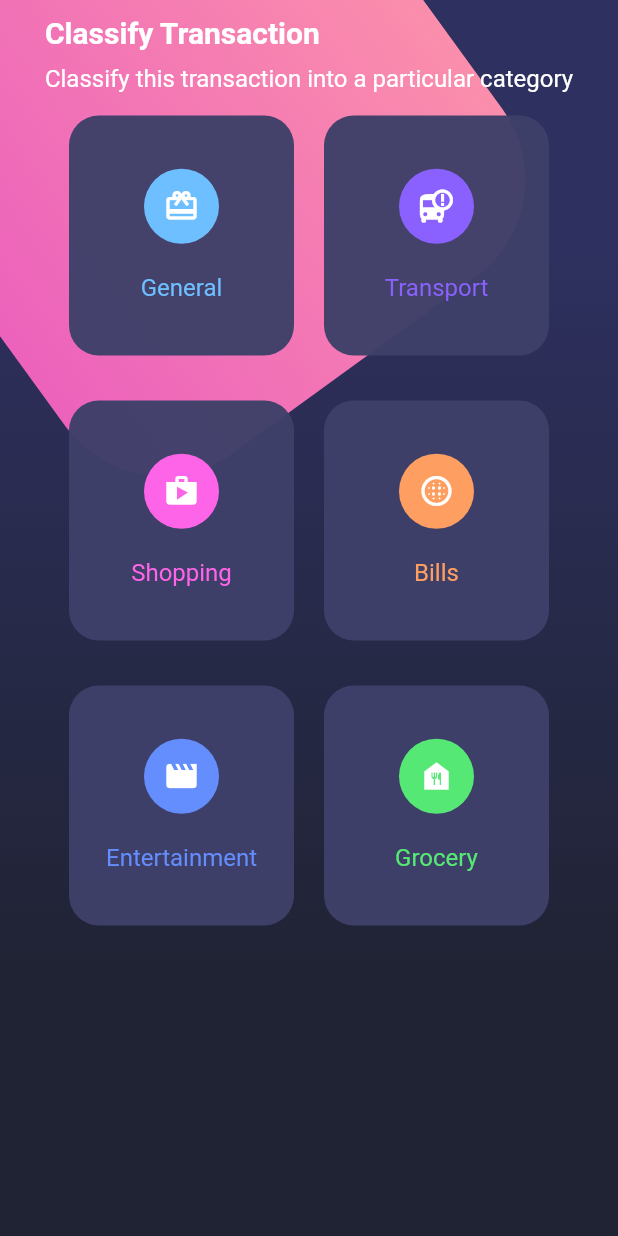
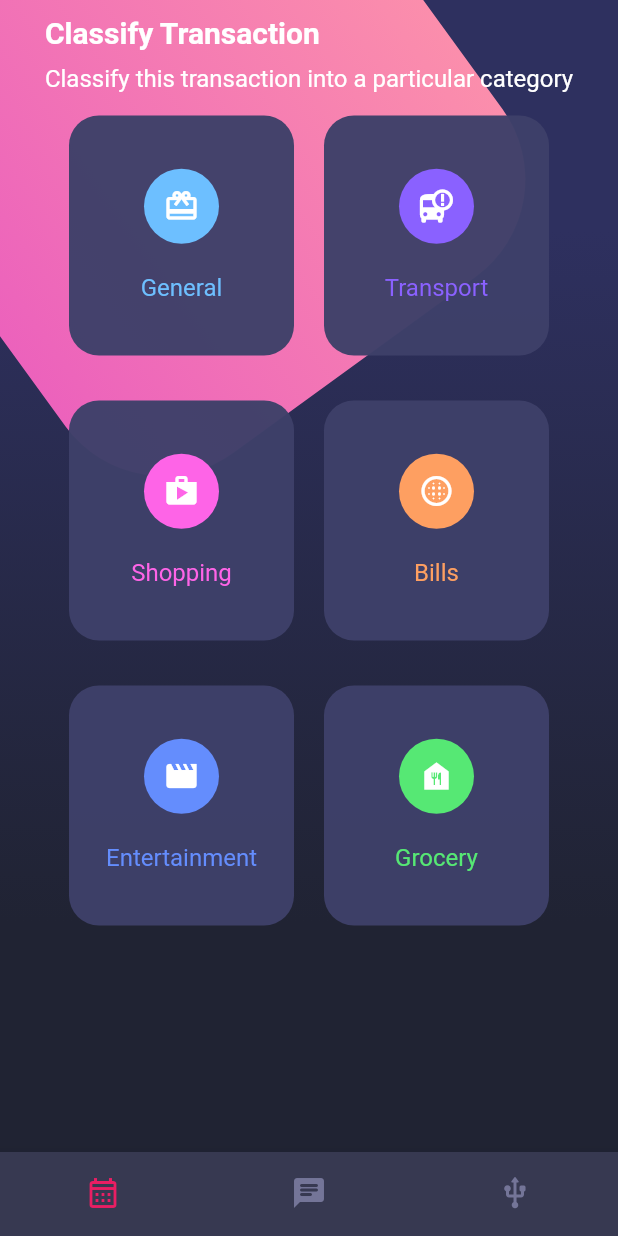
Before and after one commit to eivanphils/flutter-design, a Flutter app: the screen it shows after launch, on a phone screen of 412 x 824 dp. Run offline on Flutter 3.47's test engine with Material 2 defaults, Android fonts, the light colour scheme and no system bars.

Commit message:
Agregada barra de navegacion personalizada

```diff
--- a/lib/screens/home_screen.dart
+++ b/lib/screens/home_screen.dart
@@ -14,6 +14,7 @@ class HomeScreen extends StatelessWidget {
         // HomeBody
         _HomeBody()
       ]),
+      bottomNavigationBar: const CustomBottomNavigation(),
     );
   }
 }
--- /dev/null
+++ b/lib/widgets/custom_bottom_navigation.dart
@@ -0,0 +1,30 @@
+import 'package:flutter/material.dart';
+
+class CustomBottomNavigation extends StatelessWidget {
+  const CustomBottomNavigation({Key? key}) : super(key: key);
+
+  @override
+  Widget build(BuildContext context) {
+    return BottomNavigationBar(
+      showSelectedLabels: false,
+      showUnselectedLabels: false,
+      selectedItemColor: Colors.pink,
+      unselectedItemColor: const Color.fromRGBO(116, 117, 152, 1),
+      backgroundColor: const Color.fromRGBO(55, 57, 81, 1),
+      items: const [
+        BottomNavigationBarItem(
+          icon: Icon(Icons.calendar_month_outlined),
+          label: 'Calendar',
+        ),
+        BottomNavigationBarItem(
+          icon: Icon(Icons.chat_rounded),
+          label: 'Chart',
+        ),
+        BottomNavigationBarItem(
+          icon: Icon(Icons.usb_rounded),
+          label: 'Usb',
+        )
+      ]
+    );
+  }
+}
--- a/lib/widgets/widgets.dart
+++ b/lib/widgets/widgets.dart
@@ -1,3 +1,4 @@
 export 'package:flutter_design/widgets/background.dart';
+export 'package:flutter_design/widgets/custom_bottom_navigation.dart';
 export 'package:flutter_design/widgets/option_cards.dart';
 export 'package:flutter_design/widgets/page_title.dart';
```
